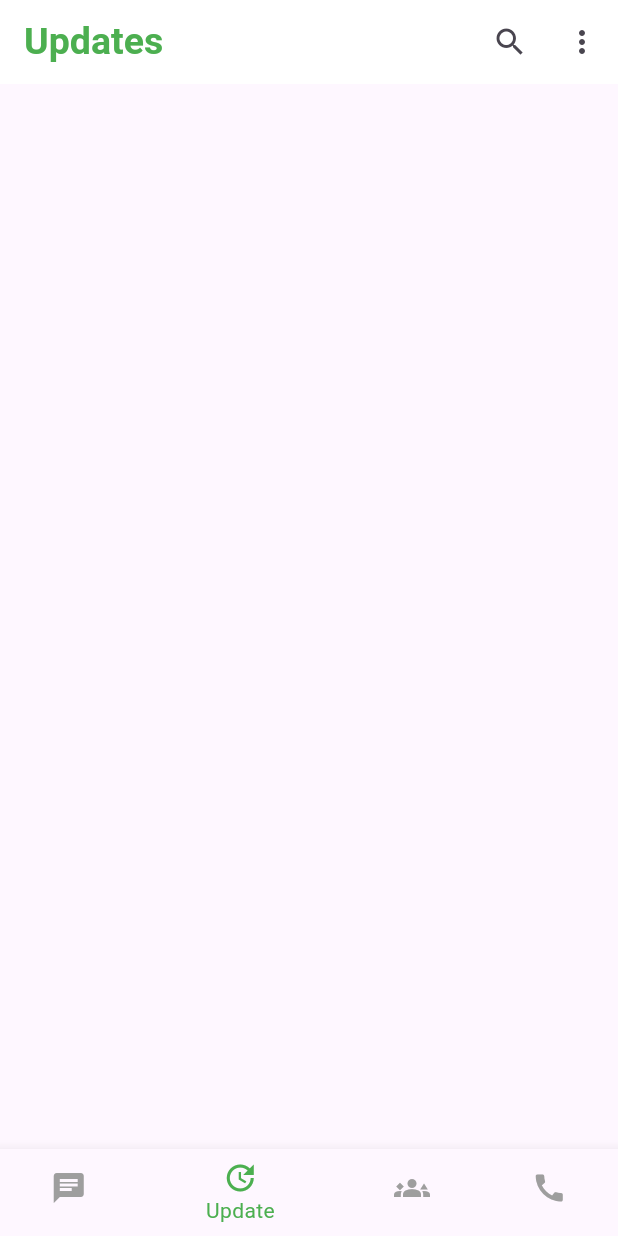
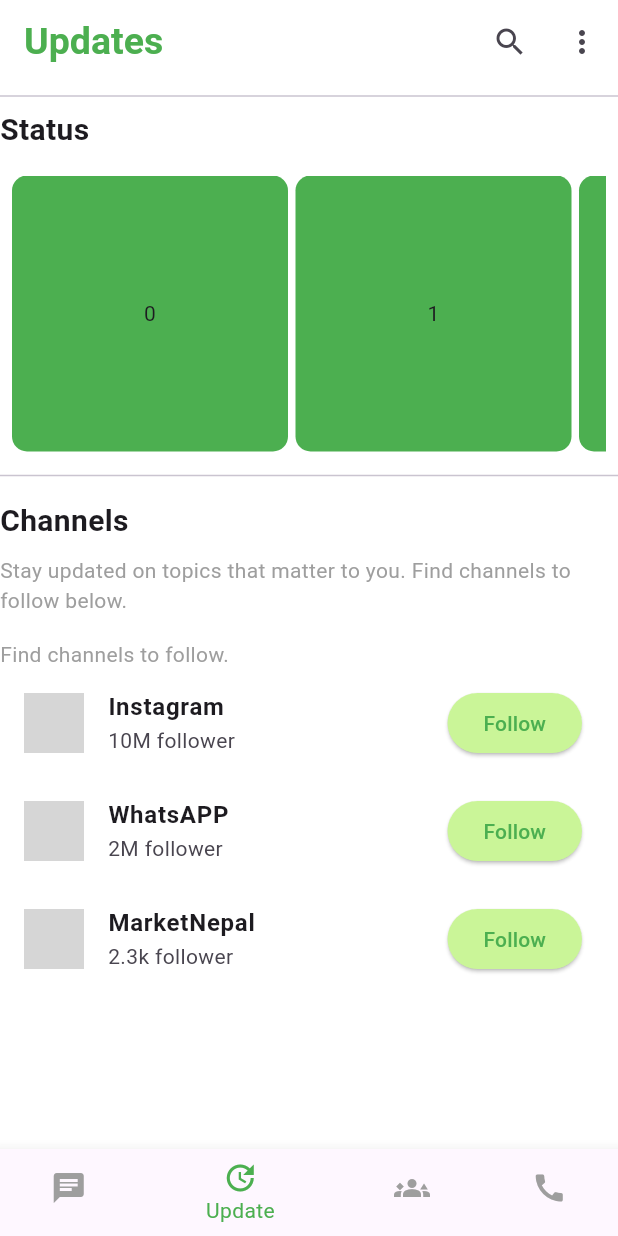
Before and after one commit to Neesa-Saud/WhatsApp_UI_Clone, a Flutter app: the screen it shows after launch, item 2 of the bottom bar chosen, on a phone screen of 412 x 824 dp. Run offline on Flutter 3.47's test engine with Material 3 defaults, Android fonts, the phone set to English and light mode, and no system bars; network calls fail; grey boxes are pictures that could not be loaded.

Commit message:
update.dart added

```diff
--- a/lib/pages/update.dart
+++ b/lib/pages/update.dart
@@ -8,8 +8,111 @@ class UpdatePage extends StatefulWidget {
 }
 
 class _UpdatePageState extends State<UpdatePage> {
+  final List<Map<String, String>> items = [
+    {
+      "name": "Instagram ",
+      "message": "10M follower",
+      "avatar": "https://via.placeholder.com/50",
+    },
+    {
+      "name": "WhatsAPP ",
+      "message": "2M follower",
+      "avatar": "https://via.placeholder.com/50",
+    },
+    {
+      "name": "MarketNepal ",
+      "message": "2.3k follower",
+      "avatar": "https://via.placeholder.com/50",
+    },
+  ];
   @override
   Widget build(BuildContext context) {
-    return Scaffold();
+    return Scaffold(
+      body: Container(
+        color: Colors.white,
+        child: Column(
+          crossAxisAlignment: CrossAxisAlignment.start,
+          children: [
+            Divider(),
+            Text(
+              'Status',
+              style: TextStyle(fontWeight: FontWeight.bold, fontSize: 20),
+            ),
+            SizedBox(height: 8),
+            Container(
+              padding: EdgeInsets.all(8),
+              height: 200,
+              child: GridView.builder(
+                scrollDirection: Axis.horizontal,
+                gridDelegate: SliverGridDelegateWithFixedCrossAxisCount(
+                  crossAxisCount: 1,
+                  crossAxisSpacing: 2,
+                  mainAxisSpacing: 5,
+                ),
+                itemCount: 10,
+                itemBuilder: (context, index) {
+                  return Container(
+                    width: 50,
+                    decoration: BoxDecoration(
+                      color: Colors.green,
+                      borderRadius: BorderRadius.circular(10),
+                    ),
+                    child: Center(child: Text("$index")),
+                  );
+                },
+              ),
+            ),
+            Divider(),
+            SizedBox(height: 8),
+            Text(
+              'Channels',
+              style: TextStyle(fontWeight: FontWeight.bold, fontSize: 20),
+            ),
+            SizedBox(height: 8),
+            Text(
+              'Stay updated on topics that matter to you. Find channels to follow below.',
+              style: TextStyle(color: Colors.grey),
+            ),
+            SizedBox(height: 16),
+            Text(
+              'Find channels to follow.',
+              style: TextStyle(color: Colors.grey),
+            ),
+            Expanded(
+              child: ListView.builder(
+                itemCount: items.length,
+                itemBuilder: (context, index) {
+                  return ListTile(
+                    leading: CircleAvatar(
+                      backgroundImage: NetworkImage(items[index]["avatar"]!),
+                    ),
+                    title: Text(
+                      items[index]["name"]!,
+                      style: TextStyle(fontWeight: FontWeight.bold),
+                    ),
+                    subtitle: Text(items[index]["message"]!),
+                    trailing: ElevatedButton(
+                      onPressed: () {},
+                      style: ElevatedButton.styleFrom(
+                        backgroundColor: const Color.fromARGB(
+                          255,
+                          202,
+                          245,
+                          152,
+                        ),
+                      ),
+                      child: Text(
+                        'Follow',
+                        style: TextStyle(color: Colors.green),
+                      ),
+                    ),
+                  );
+                },
+              ),
+            ),
+          ],
+        ),
+      ),
+    );
   }
 }
```
